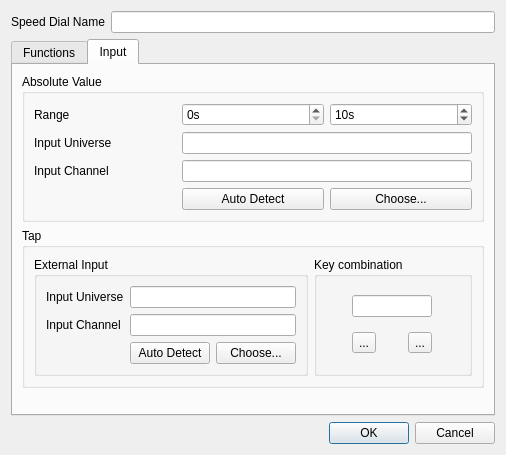
Above: ui/src/vcspeeddialproperties.ui from mcallegari/qlcplus before the change. Below: the same form after it.
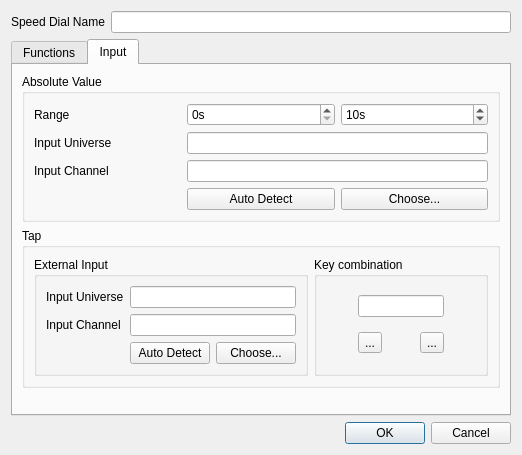
That is the form after the change. The open tabs and pages were chosen to show the change. Icons and pictures are not drawn.

Commit message: Increase maximum external input for speed dials to 300 seconds.

What changed in the file:
```diff
--- a/ui/src/vcspeeddialproperties.ui
+++ b/ui/src/vcspeeddialproperties.ui
@@ -6,7 +6,7 @@
    <rect>
     <x>0</x>
     <y>0</y>
-    <width>506</width>
+    <width>522</width>
     <height>455</height>
    </rect>
   </property>
@@ -256,6 +256,9 @@
             <property name="suffix">
              <string>s</string>
             </property>
+            <property name="maximum">
+             <number>300</number>
+            </property>
             <property name="value">
              <number>10</number>
             </property>
```
